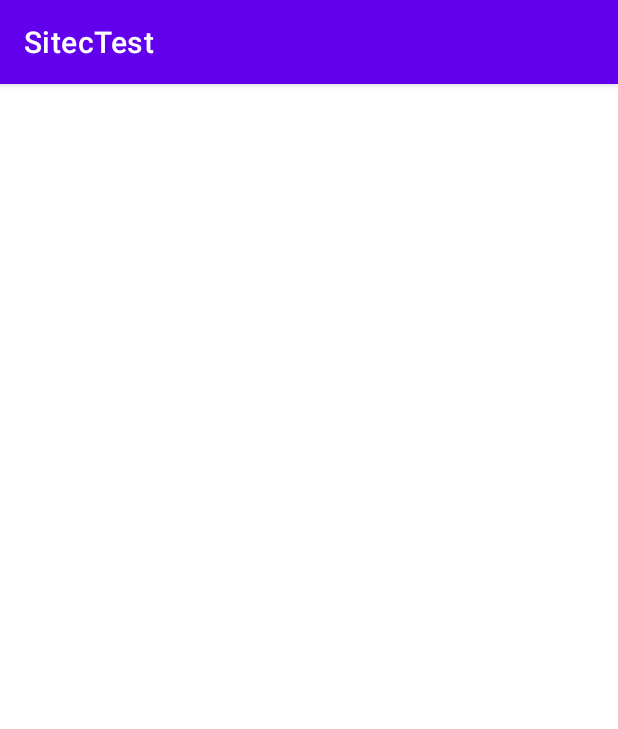
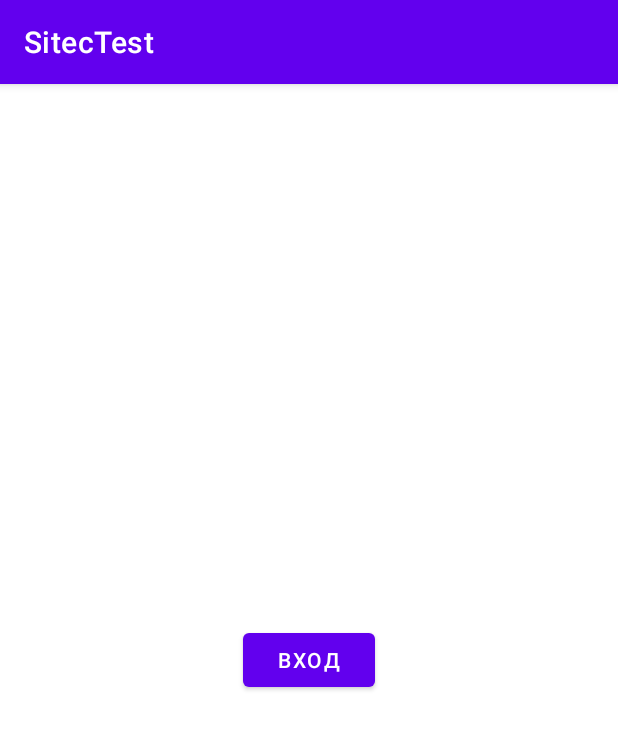
Before and after one commit to Azkabanian/SitecTest, an Android app: the fragment MainFragment shown on its own in the app's theme, on a phone screen of 412 x 824 dp. Shown: the top 729 px of the screen. Run offline under Robolectric (Android 15) with nearby library versions, the phone set to English and light mode, and no system bars.

```diff
--- a/app/src/main/AndroidManifest.xml
+++ b/app/src/main/AndroidManifest.xml
@@ -3,8 +3,11 @@
     xmlns:tools="http://schemas.android.com/tools"
     package="android.sitectest">
 
+    <uses-permission android:name="android.permission.INTERNET" />
+
     <application
         android:allowBackup="true"
+        android:name=".BaseApplication"
         android:dataExtractionRules="@xml/data_extraction_rules"
         android:fullBackupContent="@xml/backup_rules"
         android:icon="@mipmap/ic_launcher"
--- /dev/null
+++ b/app/src/main/java/android/sitectest/domain/model/Users.kt
@@ -0,0 +1,6 @@
+package android.sitectest.domain.model
+
+data class Users(
+    val CurrentUid: String,
+    val ListUsers: List<UsersX>
+)
--- /dev/null
+++ b/app/src/main/java/android/sitectest/domain/model/UsersResponse.kt
@@ -0,0 +1,5 @@
+package android.sitectest.domain.model
+
+data class UsersResponse(
+    val Users: Users
+)
--- a/app/src/main/java/android/sitectest/presentation/activity/MainActivity.kt
+++ b/app/src/main/java/android/sitectest/presentation/activity/MainActivity.kt
@@ -3,7 +3,9 @@ package android.sitectest.presentation.activity
 import androidx.appcompat.app.AppCompatActivity
 import android.os.Bundle
 import android.sitectest.R
+import dagger.hilt.android.AndroidEntryPoint
 
+@AndroidEntryPoint
 class MainActivity : AppCompatActivity() {
     override fun onCreate(savedInstanceState: Bundle?) {
         super.onCreate(savedInstanceState)
--- a/app/src/main/res/layout/fragment_main.xml
+++ b/app/src/main/res/layout/fragment_main.xml
@@ -1,6 +1,17 @@
 <?xml version="1.0" encoding="utf-8"?>
 <androidx.constraintlayout.widget.ConstraintLayout xmlns:android="http://schemas.android.com/apk/res/android"
+    xmlns:app="http://schemas.android.com/apk/res-auto"
+    xmlns:tools="http://schemas.android.com/tools"
     android:layout_width="match_parent"
     android:layout_height="match_parent">
 
+    <Button
+        android:id="@+id/button"
+        android:layout_width="wrap_content"
+        android:layout_height="wrap_content"
+        android:text="@string/input"
+        app:layout_constraintBottom_toBottomOf="parent"
+        app:layout_constraintEnd_toEndOf="parent"
+        app:layout_constraintStart_toStartOf="parent"
+        app:layout_constraintTop_toTopOf="parent"/>
 </androidx.constraintlayout.widget.ConstraintLayout>
--- a/app/src/main/res/values/strings.xml
+++ b/app/src/main/res/values/strings.xml
@@ -1,3 +1,4 @@
 <resources>
     <string name="app_name">SitecTest</string>
+    <string name="input">Вход</string>
 </resources>
--- a/build.gradle
+++ b/build.gradle
@@ -3,6 +3,7 @@ plugins {
     id 'com.android.application' version '7.2.1' apply false
     id 'com.android.library' version '7.2.1' apply false
     id 'org.jetbrains.kotlin.android' version '1.7.10' apply false
+    id 'com.google.dagger.hilt.android' version '2.44' apply false
 }
 
 task clean(type: Delete) {
```
Also changed, not shown: app/build.gradle (+12 -0 lines), app/src/main/java/android/sitectest/BaseApplication.kt (added, +8 -0 lines), app/src/main/java/android/sitectest/data/SitecApi.kt (added, +10 -0 lines), app/src/main/java/android/sitectest/data/repository/SitecTestRepositoryImpl.kt (added, +13 -0 lines), app/src/main/java/android/sitectest/di/AppModule.kt (added, +42 -0 lines), app/src/main/java/android/sitectest/domain/model/UsersX.kt (added, +7 -0 lines), app/src/main/java/android/sitectest/domain/repository/SitecTestRepository.kt (added, +7 -0 lines), app/src/main/res/layout/fragment_list_of_user.xml (+9 -0 lines).
